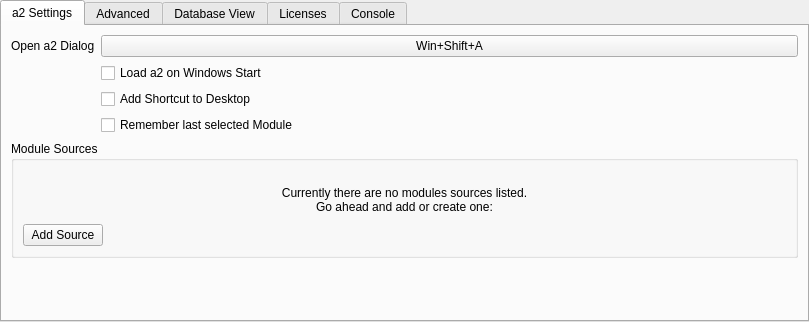
This is ui/a2widget/a2settings_view.ui in ewerybody/a2 as Qt 5 draws it before an edit. The edited form follows.
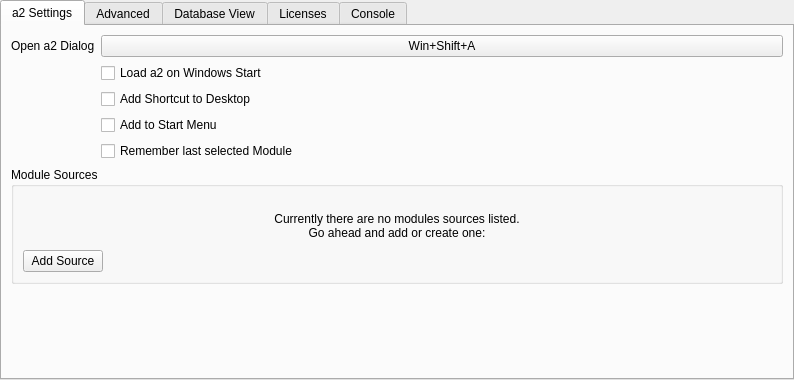
This is the edited form. Custom widgets are drawn as their Qt base class.

Commit message: added start menu link adding to Settings Tab!

```diff
--- a/ui/a2widget/a2settings_view.ui
+++ b/ui/a2widget/a2settings_view.ui
@@ -6,8 +6,8 @@
    <rect>
     <x>0</x>
     <y>0</y>
-    <width>809</width>
-    <height>322</height>
+    <width>794</width>
+    <height>380</height>
    </rect>
   </property>
   <layout class="QVBoxLayout" name="a2settings_view_layout">
@@ -67,26 +67,19 @@
              </property>
             </widget>
            </item>
-           <item>
+           <item alignment="Qt::AlignLeft">
             <widget class="QLabel" name="load_on_win_start_alert">
+             <property name="minimumSize">
+              <size>
+               <width>16</width>
+               <height>16</height>
+              </size>
+             </property>
              <property name="text">
               <string/>
              </property>
             </widget>
            </item>
-           <item>
-            <spacer name="horizontalSpacer_2">
-             <property name="orientation">
-              <enum>Qt::Horizontal</enum>
-             </property>
-             <property name="sizeHint" stdset="0">
-              <size>
-               <width>40</width>
-               <height>20</height>
-              </size>
-             </property>
-            </spacer>
-           </item>
           </layout>
          </item>
          <item row="2" column="1">
@@ -98,36 +91,29 @@
              </property>
             </widget>
            </item>
-           <item>
+           <item alignment="Qt::AlignLeft">
             <widget class="QLabel" name="add_desktop_shortcut_alert">
+             <property name="minimumSize">
+              <size>
+               <width>16</width>
+               <height>16</height>
+              </size>
+             </property>
              <property name="text">
               <string/>
              </property>
             </widget>
            </item>
-           <item>
-            <spacer name="horizontalSpacer_3">
-             <property name="orientation">
-              <enum>Qt::Horizontal</enum>
-             </property>
-             <property name="sizeHint" stdset="0">
-              <size>
-               <width>40</width>
-               <height>20</height>
-              </size>
-             </property>
-            </spacer>
-           </item>
           </layout>
          </item>
-         <item row="3" column="1">
+         <item row="4" column="1">
           <widget class="QCheckBox" name="remember_selection">
            <property name="text">
             <string notr="true">Remember last selected Module</string>
            </property>
           </widget>
          </item>
-         <item row="4" column="0" colspan="2">
+         <item row="5" column="0" colspan="2">
           <widget class="QGroupBox" name="module_source_box">
            <property name="title">
             <string notr="true">Module Sources</string>
@@ -157,35 +143,55 @@
              </widget>
             </item>
             <item>
-             <layout class="QHBoxLayout" name="horizontalLayout" stretch="0,0">
-              <property name="topMargin">
-               <number>0</number>
-              </property>
-              <item>
+             <layout class="QHBoxLayout" name="horizontalLayout">
+              <item alignment="Qt::AlignLeft">
                <widget class="QPushButton" name="a2add_button">
+                <property name="sizePolicy">
+                 <sizepolicy hsizetype="Maximum" vsizetype="Fixed">
+                  <horstretch>0</horstretch>
+                  <verstretch>0</verstretch>
+                 </sizepolicy>
+                </property>
                 <property name="text">
                  <string notr="true">Add Source</string>
                 </property>
                </widget>
               </item>
-              <item>
-               <spacer name="horizontalSpacer">
-                <property name="orientation">
-                 <enum>Qt::Horizontal</enum>
-                </property>
-                <property name="sizeHint" stdset="0">
-                 <size>
-                  <width>40</width>
-                  <height>20</height>
-                 </size>
-                </property>
-               </spacer>
-              </item>
              </layout>
             </item>
            </layout>
           </widget>
          </item>
+         <item row="3" column="1">
+          <layout class="QHBoxLayout" name="horizontalLayout_6">
+           <item>
+            <widget class="QCheckBox" name="add_startmenu_shortcuts">
+             <property name="sizePolicy">
+              <sizepolicy hsizetype="Maximum" vsizetype="Fixed">
+               <horstretch>0</horstretch>
+               <verstretch>0</verstretch>
+              </sizepolicy>
+             </property>
+             <property name="text">
+              <string notr="true">Add to Start Menu</string>
+             </property>
+            </widget>
+           </item>
+           <item alignment="Qt::AlignLeft">
+            <widget class="QLabel" name="add_startmenu_shortcuts_alert">
+             <property name="minimumSize">
+              <size>
+               <width>16</width>
+               <height>16</height>
+              </size>
+             </property>
+             <property name="text">
+              <string/>
+             </property>
+            </widget>
+           </item>
+          </layout>
+         </item>
         </layout>
        </item>
       </layout>
```
Left out of the diff: 12 changed lines with no effect on the pictures. The commit also changes 2 other files.
